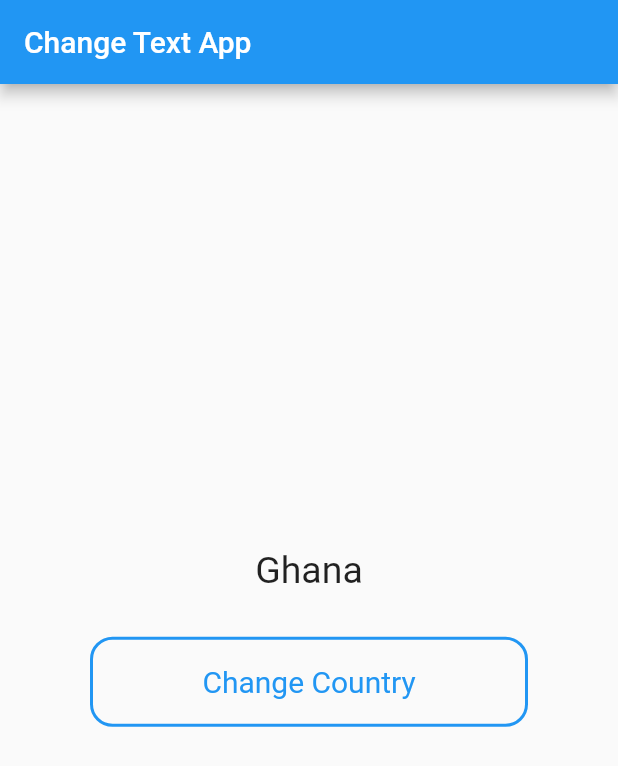
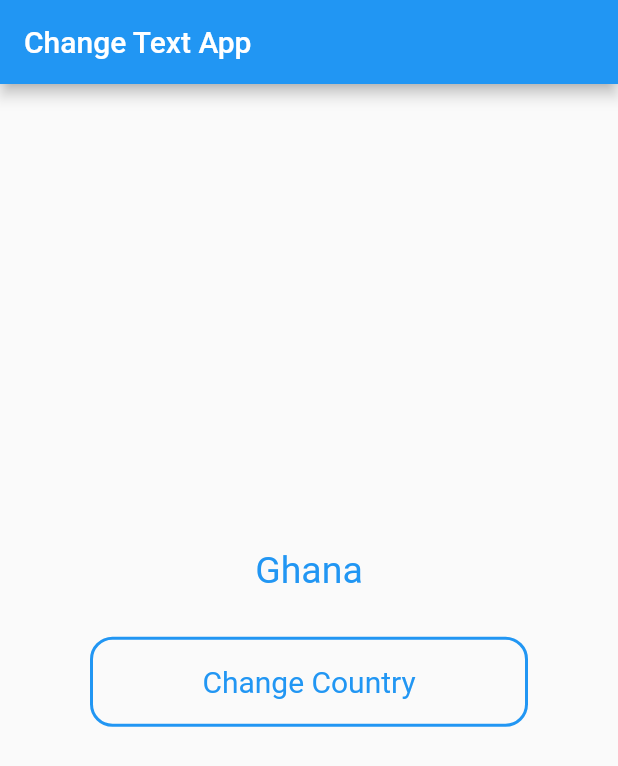
Before and after one commit to Daniel-Sogbey/flutter_assignment_1-flutter-series-1.1, a Flutter app: the screen it shows after launch, on a phone screen of 412 x 824 dp. Shown: the top 766 px of the screen. Run offline on Flutter 3.47's test engine with Material 2 defaults, Android fonts, the phone set to English and light mode, and no system bars.

Commit message:
changed country text color

```diff
--- a/lib/countries.dart
+++ b/lib/countries.dart
@@ -19,7 +19,8 @@ class Countries extends StatelessWidget {
           width: double.infinity,
           child: Text(
             countries[itemIndex],
-            style: TextStyle(fontSize: 25.0),
+            style: TextStyle(fontSize: 25.0,
+            color: Colors.blue,),
             textAlign: TextAlign.center,
           ),
         ),
```
